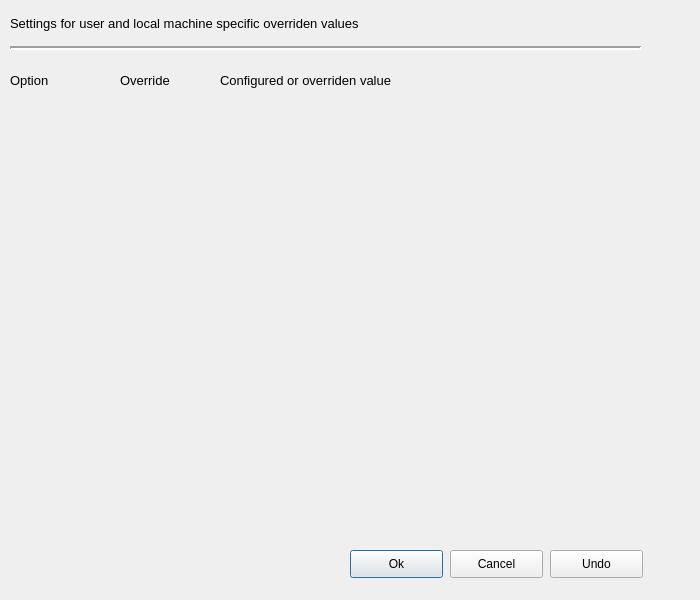
ObjectVision/GeoDMS, file qtgui/exe/res/ui/DmsConfigOptionsWindow.ui: the form before one commit.
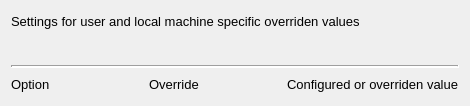
The form after the commit.

Commit message: DmsConfigOptionsWindow.ui in grid format

What changed in the file:
```diff
--- a/qtgui/exe/res/ui/DmsConfigOptionsWindow.ui
+++ b/qtgui/exe/res/ui/DmsConfigOptionsWindow.ui
@@ -6,154 +6,100 @@
    <rect>
     <x>0</x>
     <y>0</y>
-    <width>700</width>
-    <height>600</height>
+    <width>470</width>
+    <height>106</height>
    </rect>
   </property>
+  <property name="sizePolicy">
+   <sizepolicy hsizetype="Preferred" vsizetype="Fixed">
+    <horstretch>0</horstretch>
+    <verstretch>0</verstretch>
+   </sizepolicy>
+  </property>
+  <property name="minimumSize">
+   <size>
+    <width>0</width>
+    <height>0</height>
+   </size>
+  </property>
   <property name="windowTitle">
    <string>Config options</string>
   </property>
-  <widget class="QLabel" name="lbl_title">
-   <property name="geometry">
-    <rect>
-     <x>10</x>
-     <y>10</y>
-     <width>446</width>
-     <height>42</height>
-    </rect>
-   </property>
-   <property name="font">
-    <font>
-     <family>MS Shell Dlg 2</family>
-     <pointsize>10</pointsize>
-    </font>
-   </property>
-   <property name="text">
-    <string>Settings for user and local machine specific overriden values
-</string>
-   </property>
-  </widget>
-  <widget class="Line" name="line">
-   <property name="geometry">
-    <rect>
-     <x>10</x>
-     <y>40</y>
-     <width>631</width>
-     <height>16</height>
-    </rect>
-   </property>
-   <property name="sizePolicy">
-    <sizepolicy hsizetype="Minimum" vsizetype="Fixed">
-     <horstretch>0</horstretch>
-     <verstretch>0</verstretch>
-    </sizepolicy>
-   </property>
-   <property name="frameShadow">
-    <enum>QFrame::Sunken</enum>
-   </property>
-   <property name="lineWidth">
-    <number>2</number>
-   </property>
-   <property name="orientation">
-    <enum>Qt::Horizontal</enum>
-   </property>
-  </widget>
-  <widget class="QLabel" name="lbl_option">
-   <property name="geometry">
-    <rect>
-     <x>10</x>
-     <y>70</y>
-     <width>49</width>
-     <height>21</height>
-    </rect>
-   </property>
-   <property name="font">
-    <font>
-     <family>MS Shell Dlg 2</family>
-     <pointsize>10</pointsize>
-    </font>
-   </property>
-   <property name="text">
-    <string>Option</string>
-   </property>
-  </widget>
-  <widget class="QLabel" name="lbl_override">
-   <property name="geometry">
-    <rect>
-     <x>120</x>
-     <y>70</y>
-     <width>63</width>
-     <height>21</height>
-    </rect>
-   </property>
-   <property name="font">
-    <font>
-     <family>MS Shell Dlg 2</family>
-     <pointsize>10</pointsize>
-    </font>
-   </property>
-   <property name="text">
-    <string>Override</string>
-   </property>
-  </widget>
-  <widget class="QLabel" name="lbl_configured_or_overridden_value">
-   <property name="geometry">
-    <rect>
-     <x>220</x>
-     <y>70</y>
-     <width>217</width>
-     <height>21</height>
-    </rect>
-   </property>
-   <property name="font">
-    <font>
-     <family>MS Shell Dlg 2</family>
-     <pointsize>10</pointsize>
-    </font>
-   </property>
-   <property name="text">
-    <string>Configured or overriden value</string>
-   </property>
-  </widget>
-  <widget class="QPushButton" name="m_ok">
-   <property name="geometry">
-    <rect>
-     <x>350</x>
-     <y>550</y>
-     <width>93</width>
-     <height>28</height>
-    </rect>
-   </property>
-   <property name="text">
-    <string>Ok</string>
-   </property>
-  </widget>
-  <widget class="QPushButton" name="m_cancel">
-   <property name="geometry">
-    <rect>
-     <x>450</x>
-     <y>550</y>
-     <width>93</width>
-     <height>28</height>
-    </rect>
-   </property>
-   <property name="text">
-    <string>Cancel</string>
-   </property>
-  </widget>
-  <widget class="QPushButton" name="m_undo">
-   <property name="geometry">
-    <rect>
-     <x>550</x>
-     <y>550</y>
-     <width>93</width>
-     <height>28</height>
-    </rect>
-   </property>
-   <property name="text">
-    <string>Undo</string>
-   </property>
-  </widget>
+  <layout class="QGridLayout" name="gridLayout_2">
+   <item row="0" column="0">
+    <layout class="QGridLayout" name="gridLayout">
+     <item row="3" column="2">
+      <widget class="QLabel" name="lbl_configured_or_overridden_value">
+       <property name="font">
+        <font>
+         <family>MS Shell Dlg 2</family>
+         <pointsize>10</pointsize>
+        </font>
+       </property>
+       <property name="text">
+        <string>Configured or overriden value</string>
+       </property>
+      </widget>
+     </item>
+     <item row="3" column="1">
+      <widget class="QLabel" name="lbl_override">
+       <property name="font">
+        <font>
+         <family>MS Shell Dlg 2</family>
+         <pointsize>10</pointsize>
+        </font>
+       </property>
+       <property name="text">
+        <string>Override  </string>
+       </property>
+      </widget>
+     </item>
+     <item row="3" column="0">
+      <widget class="QLabel" name="lbl_option">
+       <property name="font">
+        <font>
+         <family>MS Shell Dlg 2</family>
+         <pointsize>10</pointsize>
+        </font>
+       </property>
+       <property name="text">
+        <string>Option  </string>
+       </property>
+      </widget>
+     </item>
+     <item row="1" column="0">
+      <widget class="QLabel" name="label">
+       <property name="text">
+        <string/>
+       </property>
+      </widget>
+     </item>
+     <item row="2" column="0" colspan="3">
+      <widget class="Line" name="line">
+       <property name="lineWidth">
+        <number>2</number>
+       </property>
+       <property name="orientation">
+        <enum>Qt::Horizontal</enum>
+       </property>
+      </widget>
+     </item>
+     <item row="0" column="0" colspan="3">
+      <widget class="QLabel" name="lbl_title">
+       <property name="font">
+        <font>
+         <family>MS Shell Dlg 2</family>
+         <pointsize>10</pointsize>
+        </font>
+       </property>
+       <property name="text">
+        <string>Settings for user and local machine specific overriden values</string>
+       </property>
+      </widget>
+     </item>
+    </layout>
+   </item>
+  </layout>
  </widget>
  <resources/>
  <connections/>
```
Left out of the diff: 6 changed lines with no effect on the pictures.
